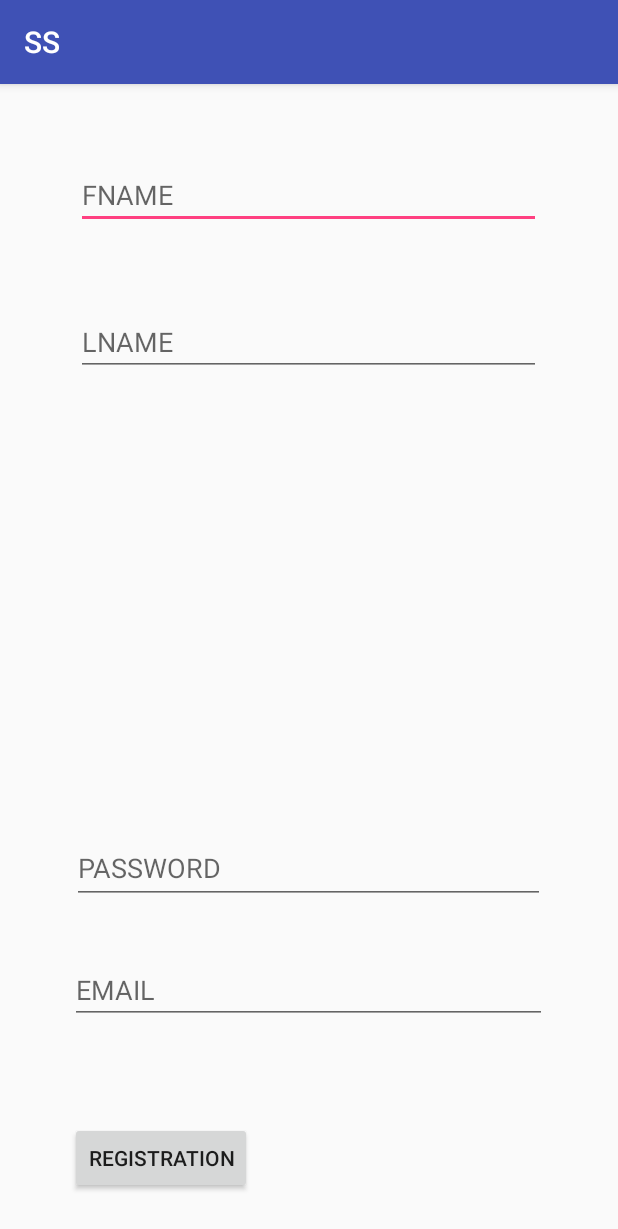
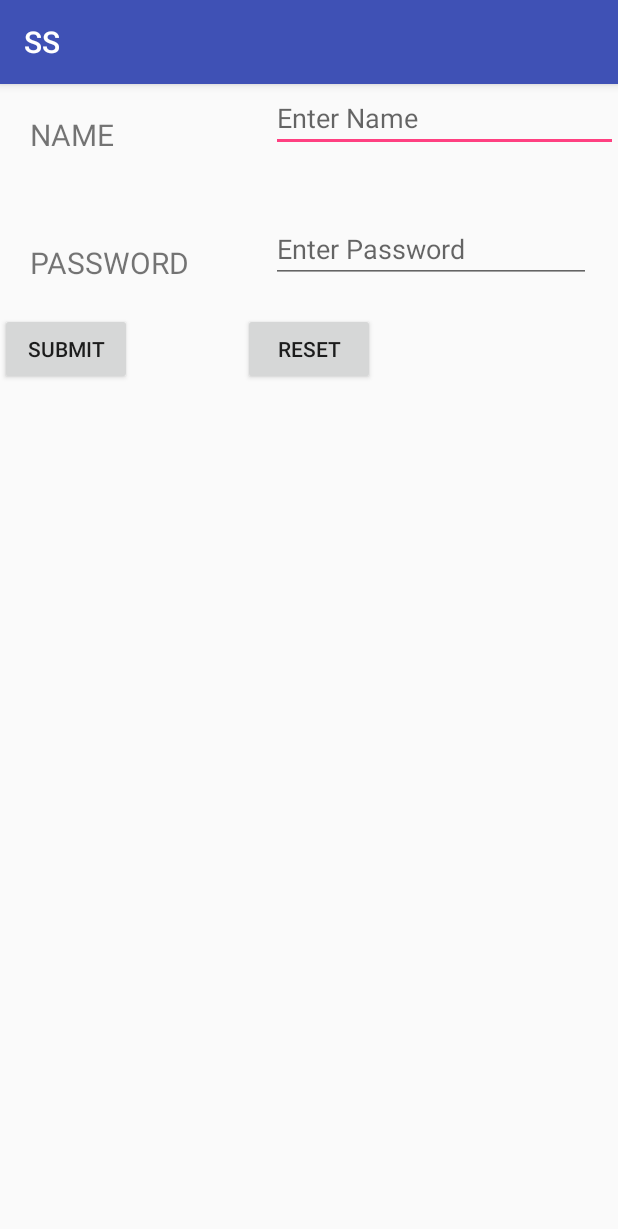
Before and after one commit to ivanovvbg/SS, an Android app: the login1 screen opened directly, with no data from a screen before it, on a phone screen of 412 x 824 dp. Shown: the top 1229 px of the screen. Run offline under Robolectric (Android 15) with nearby library versions, the phone set to English and light mode, and no system bars.

Commit message:
made by Mustakov

```diff
--- a/app/src/main/AndroidManifest.xml
+++ b/app/src/main/AndroidManifest.xml
@@ -31,7 +31,7 @@
         <activity
             android:name=".login"
             android:label="@string/title_activity_login" />
-        <activity android:name=".login1"></activity>
+        <activity android:name=".login1" />
     </application>
 
 </manifest>
--- a/app/src/main/java/com/example/pc/ss/MainActivity.java
+++ b/app/src/main/java/com/example/pc/ss/MainActivity.java
@@ -1,15 +1,17 @@
 package com.example.pc.ss;
 
 import android.content.Intent;
+import android.support.design.widget.Snackbar;
 import android.support.v7.app.AppCompatActivity;
 import android.os.Bundle;
+import android.view.Menu;
+import android.view.MenuItem;
 import android.view.View;
 import android.widget.Button;
 
 public class MainActivity extends AppCompatActivity {
     Button button;
     Button button6;
-
 
     @Override
     protected void onCreate(Bundle savedInstanceState) {
@@ -30,5 +32,6 @@ public class MainActivity extends AppCompatActivity {
                 startActivity(new Intent(MainActivity.this, login1.class));
             }
         });
+
     }
 }
--- a/app/src/main/java/com/example/pc/ss/login1.java
+++ b/app/src/main/java/com/example/pc/ss/login1.java
@@ -1,27 +1,58 @@
 package com.example.pc.ss;
 
-import android.database.sqlite.SQLiteDatabase;
-import android.database.sqlite.SQLiteOpenHelper;
+import android.content.Intent;
+import android.os.Bundle;
 import android.support.v7.app.AppCompatActivity;
-import android.os.Bundle;
+import android.view.View;
 import android.widget.Button;
 import android.widget.EditText;
+import android.widget.TextView;
 
 public class login1 extends AppCompatActivity {
-    SQLiteOpenHelper openHelper;
-    SQLiteDatabase db;
-    Button _btnreg;
-    EditText _txtfname, _txtlname, _txtpass, _txtemail;
-
+    // These are the global variables
+    EditText editName, editPassword;
+    TextView result;
+    Button buttonSubmit, buttonReset;
 
     @Override
     protected void onCreate(Bundle savedInstanceState) {
         super.onCreate(savedInstanceState);
         setContentView(R.layout.activity_login1);
-        _btnreg =(Button)findViewById(R.id.btnreg);
-        _txtfname=(EditText)findViewById(R.id.txtfname);
-        _txtlname=(EditText)findViewById(R.id.txtlname);
-        _txtpass=(EditText)findViewById(R.id.txtpass);
-        _txtemail=(EditText)findViewById(R.id.txtemail);
+
+        editName  = (EditText) findViewById(R.id.editName);
+        editPassword = (EditText) findViewById(R.id.editPassword);
+        result = (TextView) findViewById(R.id.tvResult);
+        buttonSubmit = (Button) findViewById(R.id.buttonSubmit);
+        buttonReset = (Button) findViewById(R.id.buttonReset);
+        /*
+            Submit Button
+        */
+        buttonSubmit.setOnClickListener(new View.OnClickListener() {
+
+            @Override
+            public void onClick(View v) {
+
+                String name = editName.getText().toString();
+                String password = editPassword.getText().toString();
+                Intent intent = new Intent(login1.this, profil.class);
+                intent.putExtra("EXTRA_NAME", name);
+                intent.putExtra("EXTRA_PASSWORD", password);
+                startActivity(intent);
+
+
+            }
+        });
+        /*
+            Reset Button
+        */
+        buttonReset.setOnClickListener(new View.OnClickListener() {
+            @Override
+            public void onClick(View v) {
+                editName.setText("");
+                editPassword.setText("");
+                result.setText("");
+                editName.requestFocus();
+            }
+        });
     }
 }
--- a/app/src/main/res/layout/activity_login1.xml
+++ b/app/src/main/res/layout/activity_login1.xml
@@ -4,68 +4,84 @@
     xmlns:tools="http://schemas.android.com/tools"
     android:layout_width="match_parent"
     android:layout_height="match_parent"
-    tools:context=".login1">
+
+  >
+
+    <TextView
+        android:id="@+id/textView"
+        android:layout_width="wrap_content"
+        android:layout_height="wrap_content"
+        android:layout_alignParentLeft="true"
+        android:layout_alignParentStart="true"
+        android:layout_alignParentTop="true"
+        android:text="NAME"
+        android:textSize="20sp"
+        android:layout_margin="20dp" />
+
+    <TextView
+        android:id="@+id/textView2"
+        android:layout_width="wrap_content"
+        android:layout_height="wrap_content"
+        android:textSize="20sp"
+        android:text="PASSWORD"
+        android:layout_marginTop="38dp"
+        android:layout_below="@+id/textView"
+        android:layout_alignLeft="@+id/textView"
+        android:layout_alignStart="@+id/textView" />
 
     <EditText
-        android:id="@+id/txtfname"
-        android:layout_width="310dp"
+        android:id="@+id/editName"
+        android:layout_width="wrap_content"
         android:layout_height="wrap_content"
+        android:ems="10"
+        android:inputType="textPersonName"
+        android:hint="Enter Name"
         android:layout_alignParentTop="true"
-        android:layout_centerHorizontal="true"
-        android:layout_marginTop="51dp"
-        android:ems="10"
-        android:hint="FNAME"
-        android:inputType="textPersonName"
-        tools:layout_editor_absoluteX="23dp"
-        tools:layout_editor_absoluteY="64dp" />
+        android:layout_alignParentRight="true"
+        android:layout_alignParentEnd="true"
+        android:layout_alignLeft="@+id/editPassword"
+        android:layout_alignStart="@+id/editPassword" />
 
     <EditText
-        android:id="@+id/txtlname"
-        android:layout_width="310dp"
+        android:id="@+id/editPassword"
+        android:layout_width="wrap_content"
         android:layout_height="wrap_content"
-        android:layout_alignParentTop="true"
-        android:layout_centerHorizontal="true"
-        android:layout_marginTop="149dp"
         android:ems="10"
-        android:hint="LNAME"
-        android:inputType="textPersonName"
-        tools:layout_editor_absoluteX="25dp"
-        tools:layout_editor_absoluteY="148dp" />
-
-    <EditText
-        android:id="@+id/txtpass"
-        android:layout_width="315dp"
-        android:layout_height="47dp"
-        android:layout_alignParentBottom="true"
-        android:layout_centerHorizontal="true"
-        android:layout_marginBottom="221dp"
-        android:ems="10"
-        android:hint="PASSWORD"
+        android:hint="Enter Password"
         android:inputType="textPassword"
-        tools:layout_editor_absoluteX="23dp"
-        tools:layout_editor_absoluteY="231dp" />
-
-    <EditText
-        android:id="@+id/txtemail"
-        android:layout_width="318dp"
-        android:layout_height="wrap_content"
-        android:layout_alignParentBottom="true"
-        android:layout_centerHorizontal="true"
-        android:layout_marginBottom="141dp"
-        android:ems="10"
-        android:hint="EMAIL"
-        android:inputType="textEmailAddress"
-        tools:layout_editor_absoluteX="22dp"
-        tools:layout_editor_absoluteY="322dp" />
+        android:layout_alignBottom="@+id/textView2"
+        android:layout_alignParentRight="true"
+        android:layout_alignParentEnd="true"
+        android:layout_marginRight="18dp"
+        android:layout_marginEnd="18dp" />
 
     <Button
-        android:id="@+id/btnreg"
+        android:id="@+id/buttonSubmit"
+        android:layout_width="wrap_content"
+        android:layout_height="wrap_content"
+        android:layout_alignParentLeft="true"
+        android:layout_alignParentStart="true"
+        android:layout_below="@+id/textView2"
+        android:layout_marginTop="20dp"
+        android:text="SUBMIT" />
+
+    <Button
+        android:id="@+id/buttonReset"
+        android:layout_width="wrap_content"
+        android:layout_height="wrap_content"
+        android:text="RESET"
+        android:layout_alignBaseline="@+id/buttonSubmit"
+        android:layout_alignBottom="@+id/buttonSubmit"
+        android:layout_centerHorizontal="true" />
+
+    <TextView
+        android:id="@+id/tvResult"
         android:layout_width="wrap_content"
         android:layout_height="wrap_content"
         android:layout_alignParentBottom="true"
-        android:layout_alignStart="@+id/txtemail"
-        android:layout_marginBottom="28dp"
-        android:text="REGISTRATION"
-        tools:layout_editor_absoluteX="23dp"
-        tools:layout_editor_absoluteY="435dp" />
+        android:layout_alignParentLeft="true"
+        android:layout_alignParentStart="true"
+        android:layout_marginBottom="143dp"
+        android:textSize="30sp" />
+
 </RelativeLayout>
--- a/app/src/main/res/layout/activity_main.xml
+++ b/app/src/main/res/layout/activity_main.xml
@@ -25,6 +25,6 @@
         android:layout_alignParentBottom="true"
         android:layout_centerHorizontal="true"
         android:layout_marginBottom="18dp"
-        android:text="Button6" />
+        android:text="Login" />
 
 </RelativeLayout>
--- a/app/src/main/res/values/strings.xml
+++ b/app/src/main/res/values/strings.xml
@@ -23,4 +23,9 @@
     <string name="permission_rationale">"Contacts permissions are needed for providing email
         completions."
     </string>
+    <string name="about">nigga</string>
+    <string name="logout">nigg1a</string>
+    <string name="setting">Setting</string>
+    <string name="menu_action_setting">Setting</string>
+    <string name="menu_action_about_us">About us</string>
 </resources>
```
Also changed, not shown: app/src/main/java/com/example/pc/ss/login.java (deleted, +0 -349 lines), app/src/main/java/com/example/pc/ss/profil.java (+10 -0 lines), app/src/main/res/layout/activity_profil.xml (+31 -5 lines).
